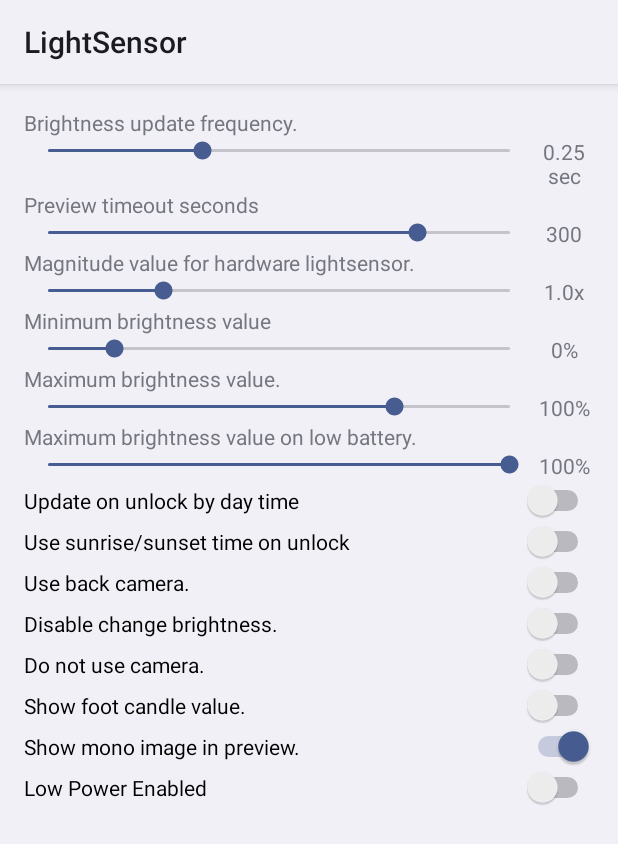
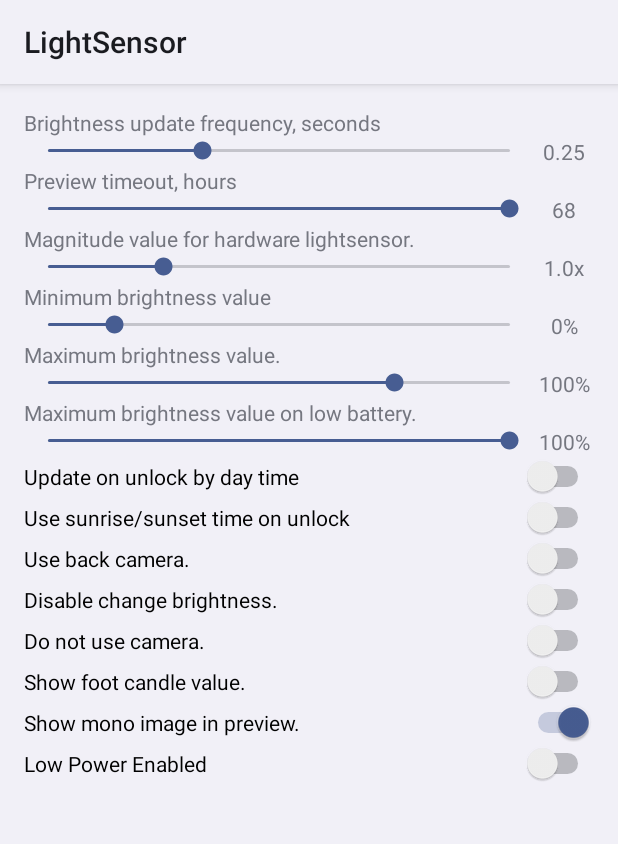
Before and after one commit to 0lvin/LightSensor, an Android app: the screen it shows after launch (SettingsActivity), in the options menu, after a tap on "Settings", on a phone screen of 412 x 824 dp. Shown: the top 844 px of the screen. Run offline under Robolectric (Android 15) with nearby library versions, the phone set to English and light mode, and no system bars.

Commit message:
Rework preview stop values

```diff
--- a/app/src/main/java/denis/develops/utils/lightsensor/MainActivity.java
+++ b/app/src/main/java/denis/develops/utils/lightsensor/MainActivity.java
@@ -69,7 +69,7 @@ public class MainActivity extends Activity implements TextureView.SurfaceTexture
     private SensorEventListener lightsSensorListener = null;
     private SensorManager sensorManager = null;
     private int activeTimeLeft = 60;
-    private int activeTimeLeftBase = 60;
+    private long activeTimeLeftBase = 0;
     private int lastBrightnessValue = 0;
     private int lastMagnitudeValue = 10;
     private int lastMagnitudeSensorValue = 10;
@@ -402,14 +402,15 @@ public class MainActivity extends Activity implements TextureView.SurfaceTexture
     @Override
     protected void onResume() {
         super.onResume();
+        Date current = new Date();
         SharedPreferences prefs = getSharedPreferences(PREFERENCES_NAME, MODE_PRIVATE);
         useFootCandle = prefs.getBoolean(USE_FOOT_CANDLE_FOR_SHOW, false);
         useMonoPreview = prefs.getBoolean(USE_MONO_PREVIEW, true);
         minPercentValueSettings = prefs.getInt(MIN_PERCENT_VALUE, 0);
         maxPercentValueSettings = prefs.getInt(MAX_PERCENT_VALUE, 100);
         updateFrequencyValue = prefs.getInt(FREQUENCY_VALUE, 4);
-        activeTimeLeft = prefs.getInt(PREVIEW_TIME_ACTIVE, 60);
-        activeTimeLeftBase = prefs.getInt(PREVIEW_TIME_ACTIVE, 60);
+        activeTimeLeft = (1 << prefs.getInt(PREVIEW_TIME_ACTIVE, 1)) * 60;
+        activeTimeLeftBase = current.getTime() / 1000;;
 
         if (prefs.getBoolean(BATTERY_LOW, false)) {
             int maxBatteryPercentValue = prefs.getInt(MainActivity.MAX_BATTERY_PERCENT_VALUE, 100);
@@ -564,16 +565,19 @@ public class MainActivity extends Activity implements TextureView.SurfaceTexture
         edit.apply();
     }
 
+    private void destroyLightSensor() {
+        if (lightsSensorListener != null && sensorManager != null) {
+            sensorManager.unregisterListener(lightsSensorListener);
+        }
+        sensorManager = null;
+    }
+
     @Override
     protected void onPause() {
         super.onPause();
         Date current = new Date();
         long newTimeValue = this.lastTime + (current.getTime() - this.startTime.getTime()) / 1000;
-        if (lightsSensorListener != null && sensorManager != null) {
-            sensorManager.unregisterListener(lightsSensorListener);
-        }
-        lightsSensorListener = null;
-        sensorManager = null;
+        this.destroyLightSensor();
         if (Build.VERSION.SDK_INT >= Build.VERSION_CODES.M) {
             if (checkSelfPermission(android.Manifest.permission.ACCESS_COARSE_LOCATION) == PackageManager.PERMISSION_GRANTED) {
                 if (locationListener != null) {
@@ -648,7 +652,6 @@ public class MainActivity extends Activity implements TextureView.SurfaceTexture
         long newTime = current.getTime() / 1000;
         if (lastUpdate == newTime)
             return;
-        activeTimeLeft--;
         lastUpdate = newTime;
         Long usedSeconds = this.lastTime % 60;
         Long usedMinutes = (this.lastTime / 60) % 60;
@@ -673,21 +676,36 @@ public class MainActivity extends Activity implements TextureView.SurfaceTexture
         }
         textMagnitude.setText(getMagnitude() + "x");
         String stateText = "";
-        if (activeTimeLeft > 0) {
-            stateText += getString(R.string.preview_active_seconds) + " " + activeTimeLeft + " " + getString(R.string.seconds) + ".\n";
+        long time_left = (activeTimeLeftBase + activeTimeLeft) - newTime;
+        if (time_left > 0) {
+            stateText += getString(R.string.preview_active_seconds) + " ";
+            if (time_left < 120) {
+                stateText += time_left + " " + getString(R.string.seconds) + ".\n";
+            } else if (time_left < 3600 ){
+                stateText += (int)(time_left / 60) + " " + getString(R.string.minutes) + ".\n";
+            } else {
+                stateText += (int)(time_left / 3600) + " " + getString(R.string.hours) + ".\n";
+            }
         } else {
-            stateText += getString(R.string.preview_stoped_some_time) + "\n";
+            stateText += getString(R.string.preview_stopped_some_time) + "\n";
+            // disable camera sensor
             deleteCamera();
+            // disable lights sensor
+            destroyLightSensor();
             preview.setOnClickListener(new View.OnClickListener() {
                 @Override
                 public void onClick(View view) {
+                    Date current = new Date();
+                    activeTimeLeftBase = current.getTime() / 1000;
+                    preview.setOnClickListener(null);
+
                     if (!dontUseCamera) {
                         initCamera(useMonoPreview);
                         recreatePreview();
-                        preview.setOnClickListener(null);
-                        activeTimeLeft = activeTimeLeftBase;
                     }
 
+                    // restore light sensor
+                    initLightSensor();
                 }
             });
         }
--- a/app/src/main/java/denis/develops/utils/lightsensor/SettingsActivity.java
+++ b/app/src/main/java/denis/develops/utils/lightsensor/SettingsActivity.java
@@ -16,6 +16,8 @@ public class SettingsActivity extends Activity {
     private TextView sensorTextPercent;
     private TextView updateFrequencyText;
     private TextView previewTimeText;
+    private TextView previewTimeTitle;
+    private TextView updateFrequencyTitle;
     private int lastMagnitudeSensorValue = 10;
     private int minLastPercentValue = 0;
     private int maxLastPercentValue = 100;
@@ -36,11 +38,18 @@ public class SettingsActivity extends Activity {
         maxTextPercent.setText(maxLastPercentValue + "%");
         maxBatteryTextPercent.setText(maxBatteryLastPercentValue + "%");
         sensorTextPercent.setText(((float) lastMagnitudeSensorValue + 10) / 20 + "x");
+        updateFrequencyTitle.setText(getString(R.string.updateFrequencyTitle) + ", " + getString(R.string.seconds));
         updateFrequencyText.setText(String.format(
                 getString(denis.develops.utils.lightsensor.R.string.update_in_second),
                 (float) (1 << (4 + updateFrequencyValue)) / 1024
         ));
-        previewTimeText.setText(Integer.toString(previewTimeValue));
+        if (previewTimeValue < 6) {
+            previewTimeTitle.setText(getString(R.string.previewTimeTitle) + ", " + getString(R.string.minutes));
+            previewTimeText.setText(Integer.toString(1 << previewTimeValue));
+        } else {
+            previewTimeTitle.setText(getString(R.string.previewTimeTitle) + ", " + getString(R.string.hours));
+            previewTimeText.setText(Integer.toString((1 << previewTimeValue) / 60));
+        }
     }
 
     @Override
@@ -51,7 +60,9 @@ public class SettingsActivity extends Activity {
         minTextPercent = findViewById(R.id.textPercent);
         maxTextPercent = findViewById(R.id.textMaxPercent);
         updateFrequencyText = findViewById(R.id.textUpdateFrequency);
+        updateFrequencyTitle = findViewById(R.id.textUpdateFrequencyTitle);
         previewTimeText = findViewById(R.id.textPreviewTime);
+        previewTimeTitle = findViewById(R.id.textPreviewTimeTitle);
         maxBatteryTextPercent = findViewById(R.id.textBatteryMaxPercent);
         SeekBar magnitudeSensorSeek = findViewById(R.id.sensorMagnitudeValue);
         SeekBar minPercentSeek = findViewById(R.id.percentValue);
@@ -100,12 +111,12 @@ public class SettingsActivity extends Activity {
             }
         });
 
-        previewTimeSeek.setMax(300);
-        previewTimeSeek.setProgress(previewTimeValue - 60);
+        previewTimeSeek.setMax(12);
+        previewTimeSeek.setProgress(previewTimeValue);
         previewTimeSeek.setOnSeekBarChangeListener(new SeekBar.OnSeekBarChangeListener() {
             @Override
             public void onProgressChanged(SeekBar seekBar, int position, boolean b) {
-                previewTimeValue = position + 60;
+                previewTimeValue = position;
                 updateTextValues();
                 savePreferences();
             }
--- a/app/src/main/res/values/strings.xml
+++ b/app/src/main/res/values/strings.xml
@@ -38,10 +38,10 @@
     <string name="magnitudeSensorTitle">Magnitude value for hardware lightsensor.</string>
     <string name="maxBatteryPercentTitle">Maximum brightness value on low battery.</string>
     <string name="low_battery">Low battery level:</string>
-    <string name="updateFrequencyTitle">Brightness update frequency.</string>
-    <string name="update_in_second" translatable="false">%.2f sec</string>
+    <string name="updateFrequencyTitle">Brightness update frequency</string>
+    <string name="update_in_second" translatable="false">%.2f</string>
     <string name="low_power_enabled">Low Power Enabled</string>
     <string name="preview_active_seconds">Preview will be stopped in</string>
-    <string name="preview_stoped_some_time">Preview is stopped, click on preview for resume.</string>
-    <string name="previewTimeTitle">Preview timeout seconds</string>
+    <string name="preview_stopped_some_time">Preview is stopped, click on preview for resume.</string>
+    <string name="previewTimeTitle">Preview timeout</string>
 </resources>
```
Also changed, not shown: 4 other files.
